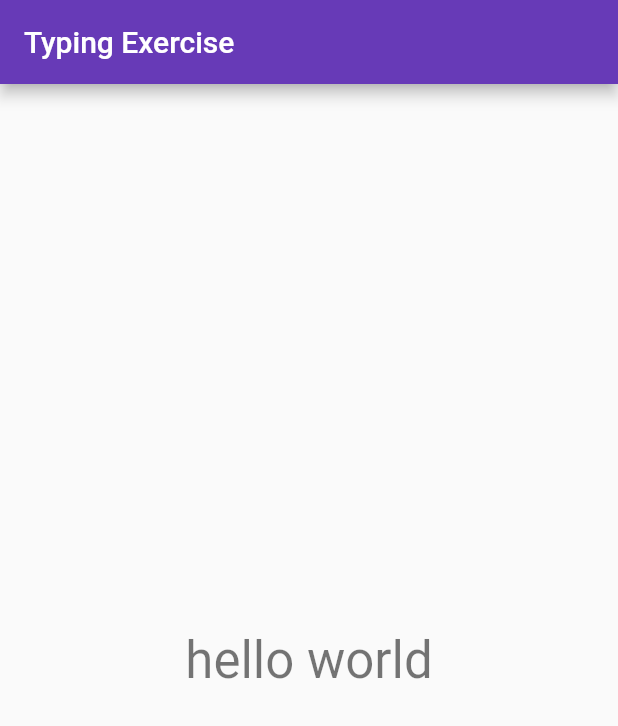
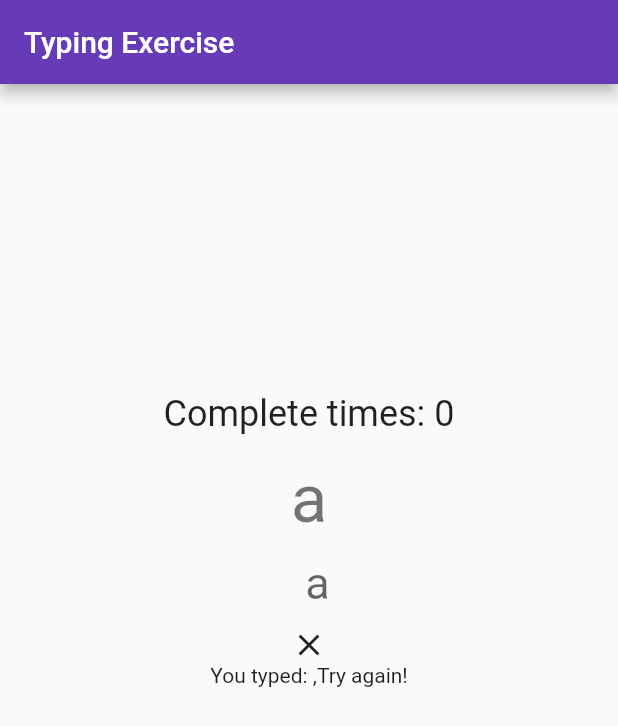
Before and after one commit to totachlan/typing_exercise, a Flutter app: the screen it shows after launch, on a phone screen of 412 x 824 dp. Shown: the top 726 px of the screen. Run offline on Flutter 3.47's test engine with Material 2 defaults, Android fonts, the phone set to English and light mode, and no system bars.

Commit message:
feat: add type game v1 (#2)

```diff
--- a/lib/main.dart
+++ b/lib/main.dart
@@ -1,3 +1,5 @@
+import 'dart:collection';
+
 import 'package:flutter/material.dart';
 
 void main() {
@@ -26,7 +28,41 @@ class MainPage extends StatefulWidget {
   State<MainPage> createState() => _MainPageState();
 }
 
+class LetterEntry extends LinkedListEntry<LetterEntry> {
+  final String letter;
+
+  LetterEntry(this.letter);
+
+  @override
+  String toString() {
+    return letter;
+  }
+}
+
+class LetterService {
+  late final LinkedList<LetterEntry> _letters;
+
+  LetterService() {
+    const aToZ = "abcdefghijklmnopqrstuvwxyz";
+
+    _letters = LinkedList<LetterEntry>();
+    for (var i = 0; i < aToZ.length; i += 1) {
+      _letters.add(LetterEntry(aToZ[i]));
+    }
+  }
+
+  LinkedList<LetterEntry> getList() => _letters;
+}
+
 class _MainPageState extends State<MainPage> {
+  final controller = TextEditingController();
+  var _letters = LetterService().getList();
+  var typedList = '';
+  var typedErrorLetter = '';
+  bool correct = false;
+  var completeCount = 0;
+  var errorCountMap = {};
+
   @override
   Widget build(BuildContext context) {
     return Scaffold(
@@ -35,15 +71,112 @@ class _MainPageState extends State<MainPage> {
       ),
       body: Center(
         child: Column(
+          crossAxisAlignment: CrossAxisAlignment.center,
           mainAxisAlignment: MainAxisAlignment.center,
           children: <Widget>[
+            SizedBox(height: MediaQuery.of(context).size.height / 4),
             Text(
-              'hello world',
-              style: Theme.of(context).textTheme.headline4,
+              'Complete times: $completeCount',
+              style: Theme.of(context).textTheme.headline5,
+            ),
+            const SizedBox(height: 16.0),
+            Text(
+              _letters.first.letter,
+              style: Theme.of(context).textTheme.headline3,
+            ),
+            Padding(
+              padding: const EdgeInsets.symmetric(horizontal: 16.0),
+              child: SingleChildScrollView(
+                scrollDirection: Axis.horizontal,
+                child: Row(
+                  mainAxisAlignment: MainAxisAlignment.start,
+                  children: [
+                    Text(
+                      typedList,
+                      style: const TextStyle(fontSize: 30.0),
+                    ),
+                    const SizedBox(width: 15.0),
+                    SizedBox(width: 20, child: buildTextField()),
+                  ],
+                ),
+              ),
+            ),
+            correct ? const Icon(Icons.done) : const Icon(Icons.clear),
+            correct
+                ? const Text('Good!')
+                : Text('You typed: $typedErrorLetter,Try again!'),
+            SizedBox(
+              height: 50,
+              child: Column(
+                children: [
+                  const SizedBox(height: 20.0),
+                  errorCountMap.isEmpty
+                      ? const SizedBox()
+                      : Text(
+                          'errors letter are (${errorCountMap.values.length}):'),
+                ],
+              ),
+            ),
+            Expanded(
+              child: buildListView(),
             ),
           ],
         ),
       ),
     );
   }
+
+  Widget buildListView() {
+    final keys = errorCountMap.keys;
+    List<Widget> list = [];
+    for (var i = 0; i < keys.length; i += 1) {
+      final k = keys.elementAt(i);
+      list.add(Text('$k: ${errorCountMap[k]}'));
+    }
+    return Wrap(
+      direction: Axis.vertical,
+      children: list,
+    );
+  }
+
+  TextField buildTextField() {
+    return TextField(
+      controller: controller,
+      maxLength: 1,
+      showCursor: false,
+      autofocus: true,
+      decoration: InputDecoration(
+        hintStyle: const TextStyle(fontSize: 30.0),
+        hintText: _letters.first.letter,
+        counterText: "",
+        border: InputBorder.none,
+      ),
+      onChanged: (v) {
+        final l = _letters.first;
+
+        if (_letters.first.letter == v) {
+          setState(() {
+            _letters.remove(l);
+            typedList += v;
+            correct = true;
+          });
+        } else {
+          setState(() {
+            errorCountMap[_letters.first.letter] =
+                errorCountMap[_letters.first.letter] == null
+                    ? 1
+                    : errorCountMap[_letters.first.letter] += 1;
+            correct = false;
+            typedErrorLetter = _letters.first.letter;
+          });
+        }
+        if (_letters.isEmpty) {
+          completeCount += 1;
+          typedList = '';
+          _letters = LetterService().getList();
+        }
+        controller.clear();
+      },
+    );
+  }
 }
```
